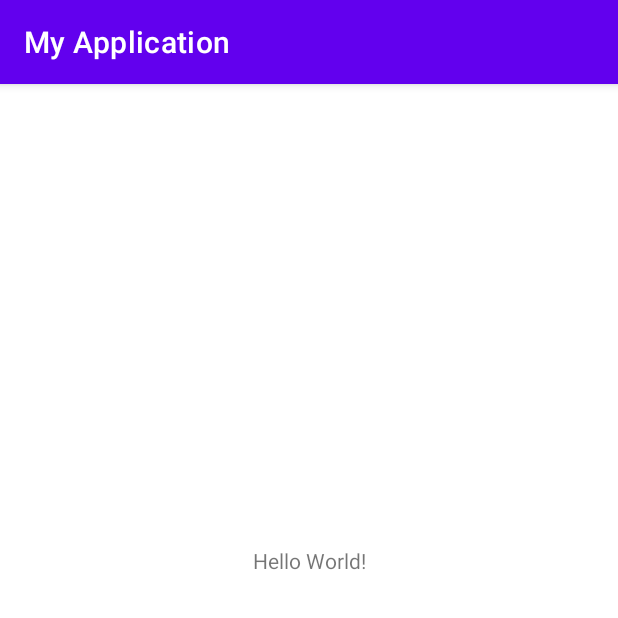
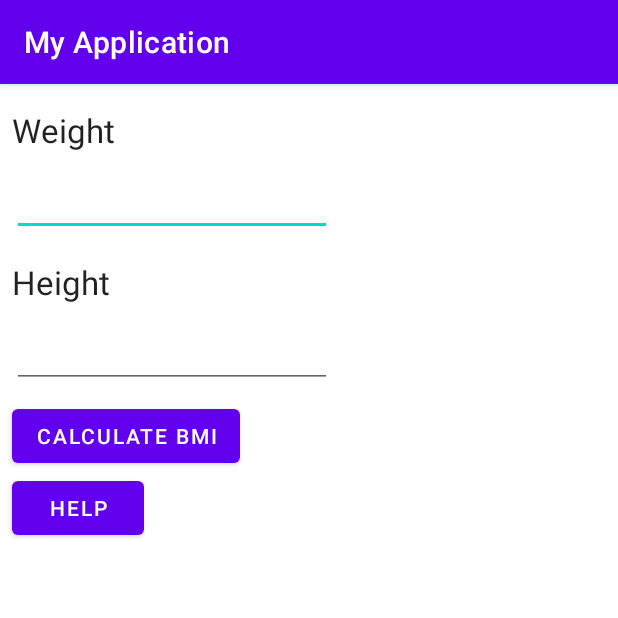
Before and after one commit to talo90015/Review, an Android app: the screen it shows after launch (MainActivity), on a phone screen of 412 x 824 dp, the top half of it. Run offline under Robolectric (Android 15) with nearby library versions, the phone set to English and light mode, and no system bars; 2 statements that could not run were skipped.

Commit message:
view-Binding import

```diff
--- a/app/build.gradle
+++ b/app/build.gradle
@@ -1,6 +1,7 @@
 plugins {
     id 'com.android.application'
     id 'kotlin-android'
+    id 'kotlin-android-extensions'
 }
 
 android {
@@ -14,6 +15,9 @@ android {
         versionName "1.0"
 
         testInstrumentationRunner "androidx.test.runner.AndroidJUnitRunner"
+    }
+    buildFeatures{
+        viewBinding true
     }
 
     buildTypes {
--- a/app/src/main/java/com/example/myapplication/MainActivity.kt
+++ b/app/src/main/java/com/example/myapplication/MainActivity.kt
@@ -2,11 +2,18 @@ package com.example.myapplication
 
 import android.os.Bundle
 import androidx.appcompat.app.AppCompatActivity
+import com.example.myapplication.databinding.ActivityMainBinding
+
 
 class MainActivity : AppCompatActivity() {
+    private lateinit var binding: ActivityMainBinding
+
     override fun onCreate(savedInstanceState: Bundle?) {
         super.onCreate(savedInstanceState)
         setContentView(R.layout.activity_main)
+
+        binding = ActivityMainBinding.inflate(layoutInflater)
+        setContentView(binding.root)
     }
 
 }
--- a/app/src/main/res/layout/activity_main.xml
+++ b/app/src/main/res/layout/activity_main.xml
@@ -10,12 +10,63 @@
         android:id="@+id/textView"
         android:layout_width="wrap_content"
         android:layout_height="wrap_content"
-        android:layout_marginTop="308dp"
-        android:text="Hello World!"
-        app:layout_constraintLeft_toLeftOf="parent"
-        app:layout_constraintRight_toRightOf="parent"
+        android:layout_marginStart="8dp"
+        android:layout_marginTop="16dp"
+        android:text="Weight"
+        android:textAppearance="@style/TextAppearance.AppCompat.Large"
+        app:layout_constraintStart_toStartOf="parent"
         app:layout_constraintTop_toTopOf="parent" />
 
+    <EditText
+        android:id="@+id/editWeight"
+        android:layout_width="wrap_content"
+        android:layout_height="wrap_content"
+        android:layout_marginTop="8dp"
+        android:ems="10"
+        android:inputType="numberDecimal"
+        android:minHeight="48dp"
+        app:layout_constraintStart_toStartOf="@+id/textView"
+        app:layout_constraintTop_toBottomOf="@+id/textView"
+        tools:ignore="SpeakableTextPresentCheck" />
 
+    <TextView
+        android:id="@+id/textView2"
+        android:layout_width="wrap_content"
+        android:layout_height="wrap_content"
+        android:layout_marginStart="8dp"
+        android:layout_marginTop="16dp"
+        android:text="Height"
+        android:textAppearance="@style/TextAppearance.AppCompat.Large"
+        app:layout_constraintStart_toStartOf="parent"
+        app:layout_constraintTop_toBottomOf="@+id/editWeight" />
+
+    <EditText
+        android:id="@+id/editHeight"
+        android:layout_width="wrap_content"
+        android:layout_height="wrap_content"
+        android:layout_marginTop="8dp"
+        android:ems="10"
+        android:inputType="numberDecimal"
+        android:minHeight="48dp"
+        app:layout_constraintStart_toStartOf="@+id/textView2"
+        app:layout_constraintTop_toBottomOf="@+id/textView2"
+        tools:ignore="SpeakableTextPresentCheck" />
+
+    <Button
+        android:id="@+id/btnBMI"
+        android:layout_width="wrap_content"
+        android:layout_height="wrap_content"
+        android:layout_marginTop="8dp"
+        android:text="Calculate BMI"
+        app:layout_constraintStart_toStartOf="@+id/editHeight"
+        app:layout_constraintTop_toBottomOf="@+id/editHeight" />
+
+    <Button
+        android:id="@+id/btnHelp"
+        android:layout_width="wrap_content"
+        android:layout_height="wrap_content"
+        android:text="Help"
+        app:layout_constraintStart_toStartOf="@+id/btnBMI"
+        app:layout_constraintTop_toBottomOf="@+id/btnBMI" />
 
 </androidx.constraintlayout.widget.ConstraintLayout>
```
Also changed, not shown: app/src/main/res/layout/activity_main2.xml (deleted, +0 -28 lines).
